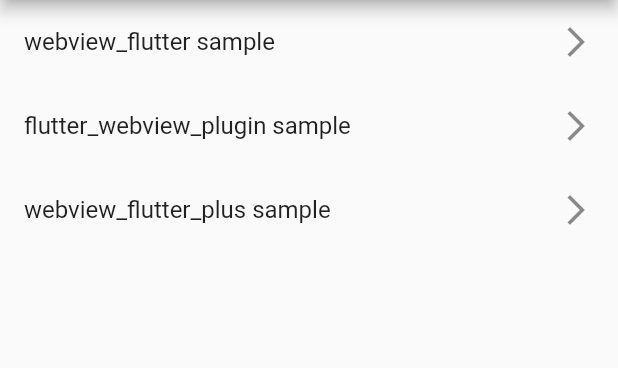
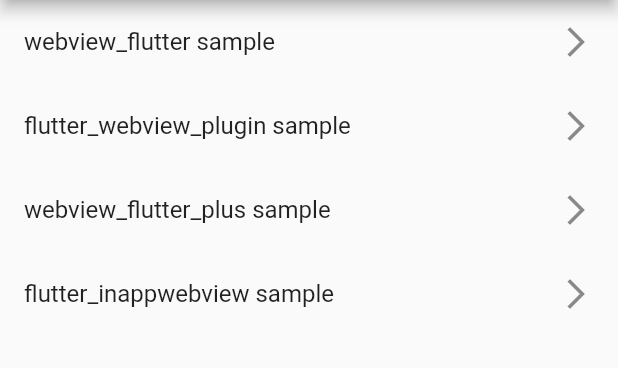
Before and after one commit to popy1017/flutter_webview_samples, a Flutter app: the screen it shows after launch, on a phone screen of 412 x 824 dp, the part 84-452 px from its top. Run offline on Flutter 3.47's test engine with Material 2 defaults, Android fonts, the phone set to English and light mode, and no system bars; our stand-ins replace webview_flutter; missing offline and left inert: flutter_inappwebview, flutter_webview_plugin, webview_flutter_plus.

Commit message:
サンプルを追加

```diff
--- a/lib/main.dart
+++ b/lib/main.dart
@@ -1,4 +1,5 @@
 import 'package:flutter/material.dart';
+import 'package:webview_samples/flutter_inappwebview_sample.dart';
 import 'package:webview_samples/flutter_webview_plugin_sample.dart';
 import 'package:webview_samples/webview_flutter_plus_sample.dart';
 import 'package:webview_samples/webview_flutter_sample.dart';
@@ -48,6 +49,11 @@ class Home extends StatelessWidget {
             'webview_flutter_plus sample',
             WebViewFlutterPlusSample(),
           ),
+          _buildListTile(
+            context,
+            'flutter_inappwebview sample',
+            FlutterInappwebviewSample(),
+          ),
         ],
       ),
     );
--- a/pubspec.yaml
+++ b/pubspec.yaml
@@ -29,6 +29,8 @@ dependencies:
   flutter_webview_plugin: ^0.3.11
 
   webview_flutter_plus: ^0.1.1+10
+
+  flutter_inappwebview: ^4.0.0+4
 
   # The following adds the Cupertino Icons font to your application.
   # Use with the CupertinoIcons class for iOS style icons.
```
Also changed, not shown: lib/flutter_inappwebview_sample.dart (added, +18 -0 lines), pubspec.lock, 1 other file.
